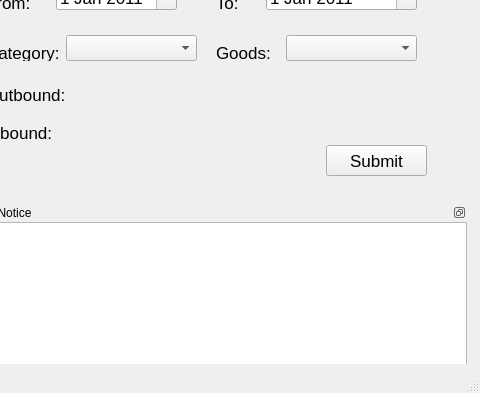
Before: the Qt Designer form icsmainform.ui in firemariovn/inventory-control-system, drawn with Qt 5; both pictures show x 544 to 1024 and y 375 to 768 of the 1024 by 768 pixel window.
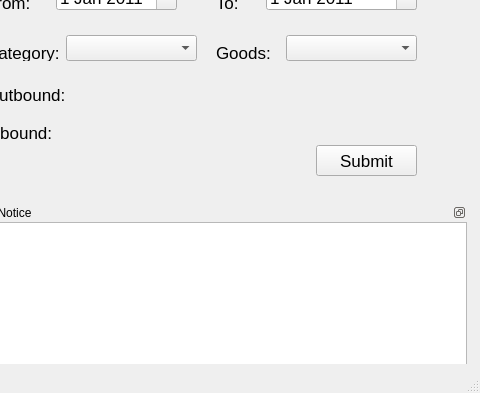
After: the same form once the commit is applied.

```diff
--- a/icsmainform.ui
+++ b/icsmainform.ui
@@ -859,7 +859,7 @@
         <widget class="QPushButton" name="pbtnSatistics">
          <property name="geometry">
           <rect>
-           <x>380</x>
+           <x>370</x>
            <y>170</y>
            <width>101</width>
            <height>31</height>
```
